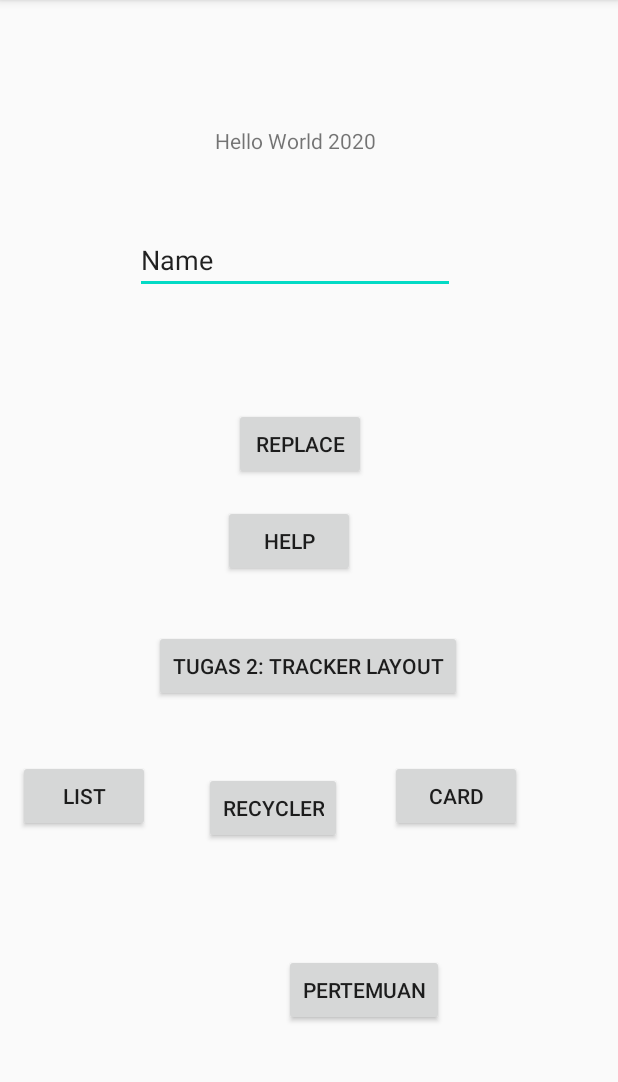
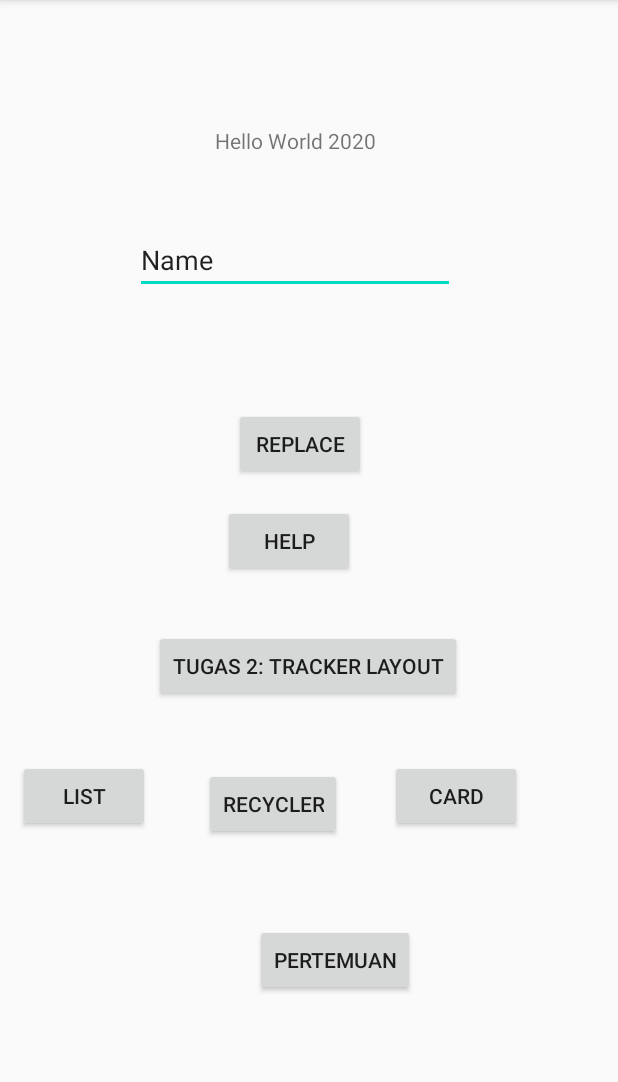
Before and after one commit to wilfribm/PROGMOB_WIL_GIT, an Android app: the screen it shows after launch (MainActivity), on a phone screen of 412 x 824 dp, the part 84-1166 px from its top. Run offline under Robolectric (Android 15) with nearby library versions, the phone set to English and light mode, and no system bars.

Commit message:
Revert "Tugas 4 : Debugging selesai"
This reverts commit d2d144c2f8ec49493c8794f73e767e49f0e2c1a0.

```diff
--- a/app/src/main/res/layout/activity_main.xml
+++ b/app/src/main/res/layout/activity_main.xml
@@ -110,11 +110,11 @@
         android:id="@+id/buttonPertemuan"
         android:layout_width="wrap_content"
         android:layout_height="wrap_content"
-        android:layout_marginBottom="84dp"
+        android:layout_marginBottom="104dp"
         android:text="pertemuan"
         app:layout_constraintBottom_toBottomOf="parent"
         app:layout_constraintEnd_toEndOf="parent"
-        app:layout_constraintHorizontal_bias="0.619"
+        app:layout_constraintHorizontal_bias="0.557"
         app:layout_constraintStart_toStartOf="parent" />
 
 
```
